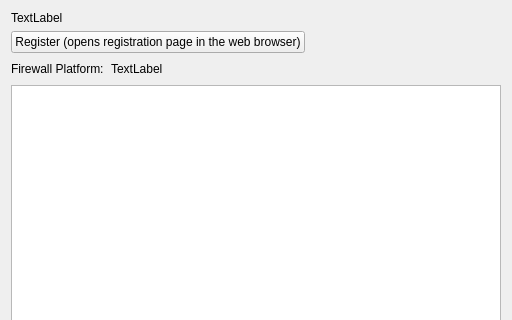
fwbuilder/fwbuilder, file src/libgui/importFirewallConfigurationWizard/ic_platformwarningpage_q.ui: the form before one commit; both pictures show x 0 to 512 and y 0 to 320 of the 512 by 527 pixel window.
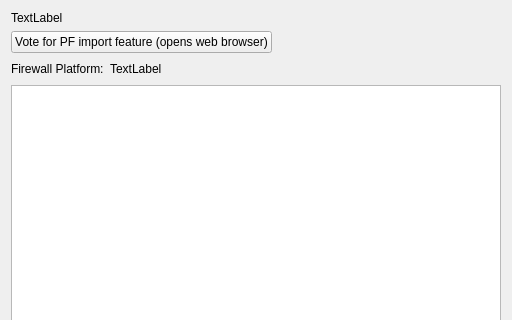
The form after the commit.

Commit message: see #2176 changed warning text and button label

What changed in the file:
```diff
--- a/src/libgui/importFirewallConfigurationWizard/ic_platformwarningpage_q.ui
+++ b/src/libgui/importFirewallConfigurationWizard/ic_platformwarningpage_q.ui
@@ -29,7 +29,7 @@
      <item row="1" column="0" colspan="3">
       <widget class="QPushButton" name="voteForFeatureButton">
        <property name="text">
-        <string>Register (opens registration page in the web browser)</string>
+        <string>Vote for PF import feature (opens web browser)</string>
        </property>
       </widget>
      </item>
```
The commit also changes 1 other file.
